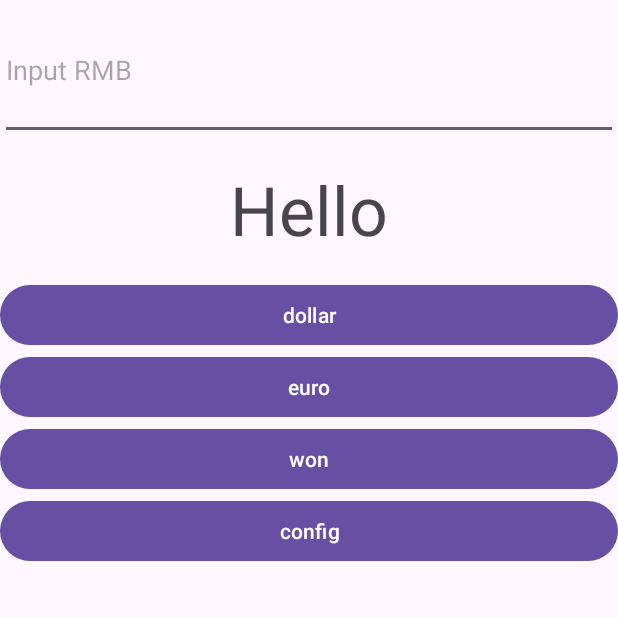
After one commit to qqqxl/FirstApp, an Android app: the RateActivity screen opened directly, with no data from a screen before it, on a phone screen of 412 x 824 dp, the top half of it. The commit adds this screen. Run offline under Robolectric (Android 15) with nearby library versions, the phone set to English and light mode, and no system bars.

Commit message:
汇率修改最终版

```diff
--- /dev/null
+++ b/app/src/main/java/com/example/firstapp/RateActivity.java
@@ -0,0 +1,128 @@
+package com.example.firstapp;
+
+import android.content.Intent;
+import android.os.Bundle;
+import android.util.Log;
+import android.view.Menu;
+import android.view.MenuItem;
+import android.view.View;
+import android.widget.EditText;
+import android.widget.TextView;
+import android.widget.Toast;
+
+import androidx.activity.EdgeToEdge;
+import androidx.annotation.NonNull;
+import androidx.annotation.Nullable;
+import androidx.appcompat.app.AppCompatActivity;
+
+public class RateActivity extends AppCompatActivity {
+    private static final String TAG = "Rate";
+
+    TextView show;
+    private float dollarRate = 0.1f;
+    private float euroRate = 0.05f;
+    private float wonRate = 500f;
+
+    @Override
+    protected void onCreate(Bundle savedInstanceState) {
+        super.onCreate(savedInstanceState);
+        EdgeToEdge.enable(this);
+        setContentView(R.layout.activity_rate);
+        show = findViewById(R.id.rmb_show);
+    }
+
+    public void click(View btn) {
+        //获取输入数据；
+        EditText input = findViewById(R.id.rmb);
+        String inpStr = input.getText().toString();
+        try {
+            float rmb = Float.parseFloat(inpStr);
+            float result = 0.0f;//进行计算
+
+            if (btn.getId() == R.id.btn_dollar) {
+
+                result = rmb * dollarRate;
+            } else if (btn.getId() == R.id.btn_euro) {
+
+                result = rmb * euroRate;
+            } else if (btn.getId() == R.id.btn_won) {
+
+                result = rmb * wonRate;
+            }
+            //显示输出
+            show.setText(String.valueOf(result));
+        } catch (NumberFormatException ex) {
+            Toast.makeText(this, "请输入正确数据", Toast.LENGTH_LONG).show();
+        }
+    }
+
+    public void clickOpen(View btn) {
+        //打开新的窗口
+        Intent config = new Intent(this, ConfigActivity.class);
+        //传递参数；
+        config.putExtra("dollar_rate_key", dollarRate);
+        config.putExtra("euro_rate_key", euroRate);
+        config.putExtra("won_rate_key", wonRate);
+
+        Log.i(TAG, "clickOpen:dollarRate=" + dollarRate);
+        Log.i(TAG, "clickOpen:euroRate=" + euroRate);
+        Log.i(TAG, "clickOpen:wonRate=" + wonRate);
+
+        //startActivity(config);
+        startActivityForResult(config,3);
+    }
+
+    @Override
+    protected void onActivityResult(int requestCode, int resultCode, @Nullable Intent data) {
+        if (requestCode == 3 && resultCode == 6) {
+            //汇率修改页面返回的数据，说明data中包含bundle对象
+            Bundle bdl2 = data.getExtras();
+            //拆分放入的数据
+            dollarRate = bdl2.getFloat("dollar_key2", 0f);
+            euroRate = bdl2.getFloat("euro_key2", 0f);
+            wonRate = bdl2.getFloat("won_key2", 0f);
+
+            Log.i(TAG, "onActivityResult: dollarRate=" + dollarRate);
+            Log.i(TAG, "onActivityResult: euroRate=" + euroRate);
+            Log.i(TAG, "onActivityResult: wonRate=" + wonRate);
+        }
+
+        super.onActivityResult(requestCode, resultCode, data);
+    }
+}
+
+//    private void startActivity(Intent config, int i) {
+//    }
+//
+//
+//    protected void onActivityResult(int requestCode,int resultCode,@Nullable Intent data){
+//                if(requestCode==6 && resultCode==2){
+//                    Bundle bdl2 = data.getExtras();
+//                    dollarRate = bdl2.getFloat("dollar_key2", 0f);
+//                    euroRate = bdl2.getFloat("euro_key2", 0f);
+//                    wonRate = bdl2.getFloat("won_key2", 0f);
+//
+//                    Log.i(TAG, "onActivityResult: dollarRate=" + dollarRate);
+//                    Log.i(TAG, "onActivityResult: euroRate=" + euroRate);
+//                    Log.i(TAG, "onActivityResult: wonRate=" + wonRate);
+//                }
+//
+//                super.onActivityResult(requestCode, resultCode, data);
+//            }
+//
+//            private void myopen(){
+//
+//            }
+//
+//            public boolean onCreateOptionsMenu(Menu menu){
+//                getMenuInflater().inflate(R.menu.mymenu, menu);
+//                return true;
+//            }
+//
+//            public boolean onOptionsItemSelected(@NonNull MenuItem item){
+//                if(item.getItemId()==R.id.btn_config){
+//
+//                }
+//                return super.onOptionsItemSelected(item);
+//        }
+//    }
--- /dev/null
+++ b/app/src/main/res/layout/activity_rate.xml
@@ -0,0 +1,60 @@
+<?xml version="1.0" encoding="utf-8"?>
+<LinearLayout xmlns:android="http://schemas.android.com/apk/res/android"
+    xmlns:app="http://schemas.android.com/apk/res-auto"
+    xmlns:tools="http://schemas.android.com/tools"
+    android:id="@+id/main"
+    android:layout_width="match_parent"
+    android:layout_height="match_parent"
+    tools:context=".RateActivity"
+    android:orientation="vertical"
+    tools:layout_editor_absoluteX="77dp"
+    tools:layout_editor_absoluteY="121dp">
+
+
+    <EditText
+        android:id="@+id/rmb"
+        android:layout_width="match_parent"
+        android:layout_height="93dp"
+        android:layout_marginBottom="16dp"
+        android:hint="@string/rmb_inp_tip"
+        android:inputType="numberDecimal" />
+    <TextView
+        android:id="@+id/rmb_show"
+        android:layout_width="match_parent"
+        android:layout_height="wrap_content"
+        android:gravity="center"
+        android:textSize="45sp"
+        android:layout_marginBottom="16dp"
+        android:text="@string/rmb_show"
+         />
+
+    <Button
+        android:id="@+id/btn_dollar"
+        android:layout_width="match_parent"
+        android:layout_height="wrap_content"
+        android:text="@string/btn_dollar"
+        android:onClick="click"
+      />
+
+    <Button
+        android:id="@+id/btn_euro"
+        android:layout_width="match_parent"
+        android:layout_height="wrap_content"
+        android:onClick="click"
+        android:text="@string/btn_euro" />
+
+    <Button
+        android:id="@+id/btn_won"
+        android:layout_width="match_parent"
+        android:layout_height="wrap_content"
+        android:onClick="click"
+        android:text="@string/btn_won" />
+
+    <Button
+        android:id="@+id/btn_config"
+        android:layout_width="match_parent"
+        android:layout_height="wrap_content"
+
+        android:onClick="clickOpen"
+        android:text="@string/config_lable" />
+</LinearLayout>
--- /dev/null
+++ b/app/src/main/res/menu/mymenu.xml
@@ -0,0 +1,4 @@
+<?xml version="1.0" encoding="utf-8"?>
+<menu xmlns:android="http://schemas.android.com/apk/res/android">
+
+</menu>
--- a/app/src/main/res/values/strings.xml
+++ b/app/src/main/res/values/strings.xml
@@ -8,4 +8,12 @@
     <string name="lable_add3">+3 point</string>
     <string name="btn_reset">Reset</string>
     <string name="lable_score">0</string>
+    <string name="btn_dollar">dollar</string>
+    <string name="btn_euro">euro</string>
+    <string name="btn_won">won</string>
+    <string name="rmb_show">Hello</string>
+    <string name="rmb_inp_tip">Input RMB</string>
+    <string name="config_lable">config</string>
+    <string name="btn_save">save rate</string>
+
 </resources>
```
Also changed, not shown: app/src/main/AndroidManifest.xml (+12 -0 lines), app/src/main/java/com/example/firstapp/ConfigActivity.java (added, +72 -0 lines), app/src/main/res/layout/activity_config.xml (added, +38 -0 lines).
